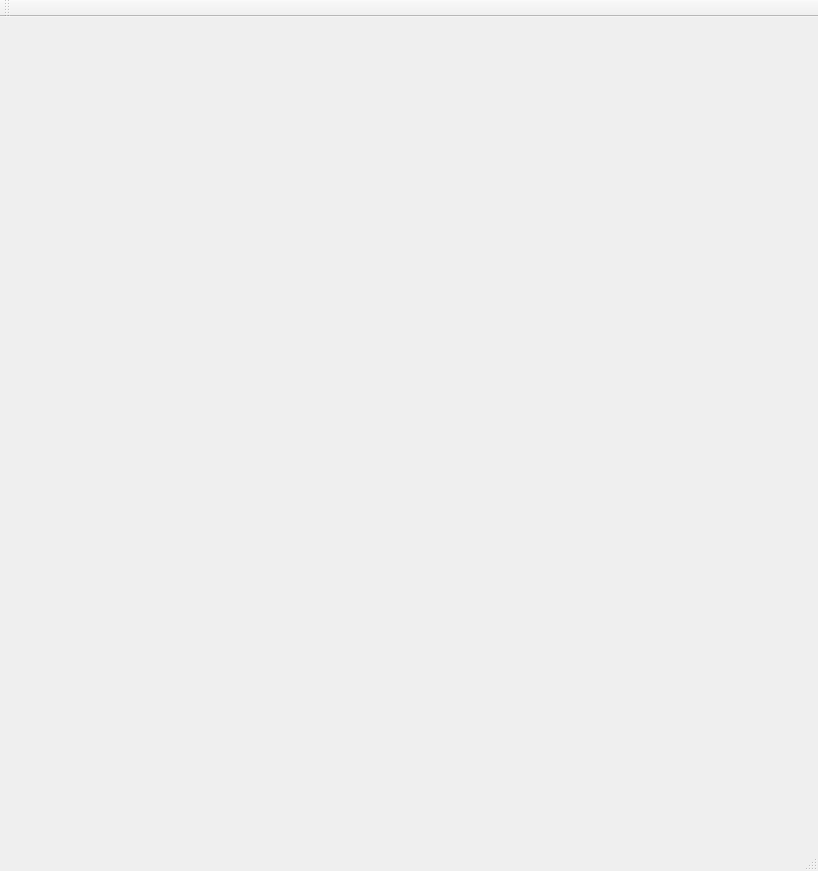
Qt form mainwindow.ui (agabor/Planets) before a commit.
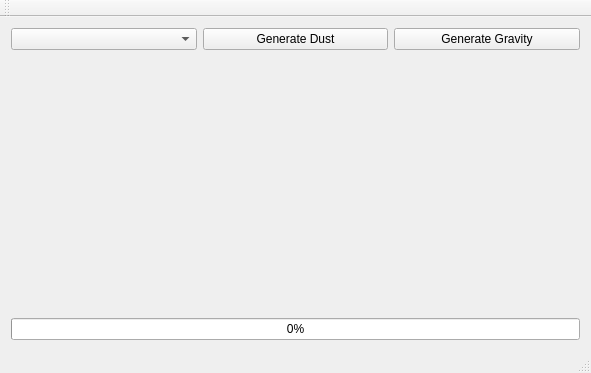
The same form after that commit. Custom widgets are drawn as their Qt base class.

Diff of the .ui file:
```diff
--- a/mainwindow.ui
+++ b/mainwindow.ui
@@ -6,28 +6,76 @@
    <rect>
     <x>0</x>
     <y>0</y>
-    <width>818</width>
-    <height>871</height>
+    <width>591</width>
+    <height>366</height>
    </rect>
   </property>
   <property name="windowTitle">
    <string>MainWindow</string>
   </property>
   <widget class="QWidget" name="centralWidget">
-   <layout class="QHBoxLayout" name="horizontalLayout">
+   <layout class="QVBoxLayout" name="verticalLayout">
     <item>
-     <widget class="Canvas" name="widget" native="true">
-      <property name="minimumSize">
-       <size>
-        <width>100</width>
-        <height>100</height>
-       </size>
-      </property>
-      <property name="maximumSize">
-       <size>
-        <width>100</width>
-        <height>100</height>
-       </size>
+     <layout class="QHBoxLayout" name="horizontalLayout">
+      <item>
+       <widget class="QComboBox" name="sizeCbx"/>
+      </item>
+      <item>
+       <widget class="QPushButton" name="dustBtn">
+        <property name="text">
+         <string>Generate Dust</string>
+        </property>
+       </widget>
+      </item>
+      <item>
+       <widget class="QPushButton" name="gravityBtn">
+        <property name="text">
+         <string>Generate Gravity</string>
+        </property>
+       </widget>
+      </item>
+     </layout>
+    </item>
+    <item>
+     <layout class="QHBoxLayout" name="horizontalLayout_2">
+      <item>
+       <widget class="Canvas" name="dustCanvas" native="true">
+        <property name="minimumSize">
+         <size>
+          <width>256</width>
+          <height>256</height>
+         </size>
+        </property>
+        <property name="maximumSize">
+         <size>
+          <width>256</width>
+          <height>256</height>
+         </size>
+        </property>
+       </widget>
+      </item>
+      <item>
+       <widget class="Canvas" name="gravityCanvas" native="true">
+        <property name="minimumSize">
+         <size>
+          <width>256</width>
+          <height>256</height>
+         </size>
+        </property>
+        <property name="maximumSize">
+         <size>
+          <width>256</width>
+          <height>256</height>
+         </size>
+        </property>
+       </widget>
+      </item>
+     </layout>
+    </item>
+    <item>
+     <widget class="QProgressBar" name="progressBar">
+      <property name="value">
+       <number>0</number>
       </property>
      </widget>
     </item>
```
Left out of the diff: 4 changed lines with no effect on the pictures.
